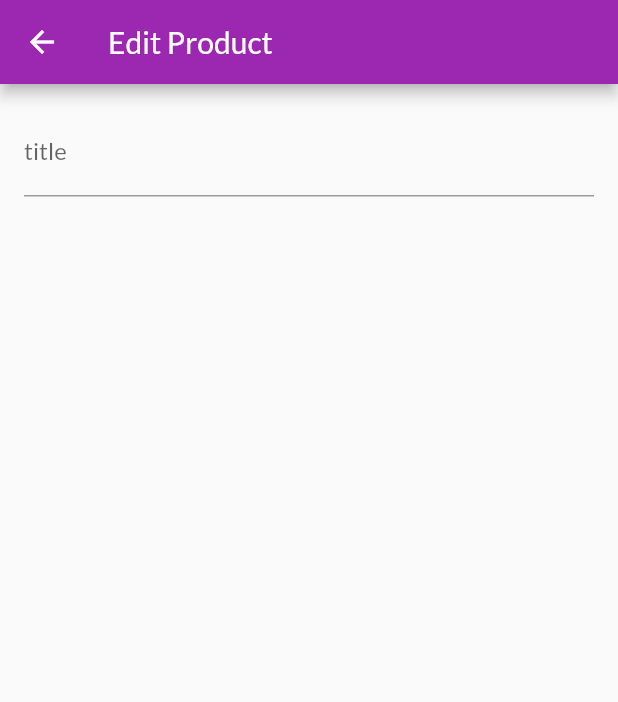
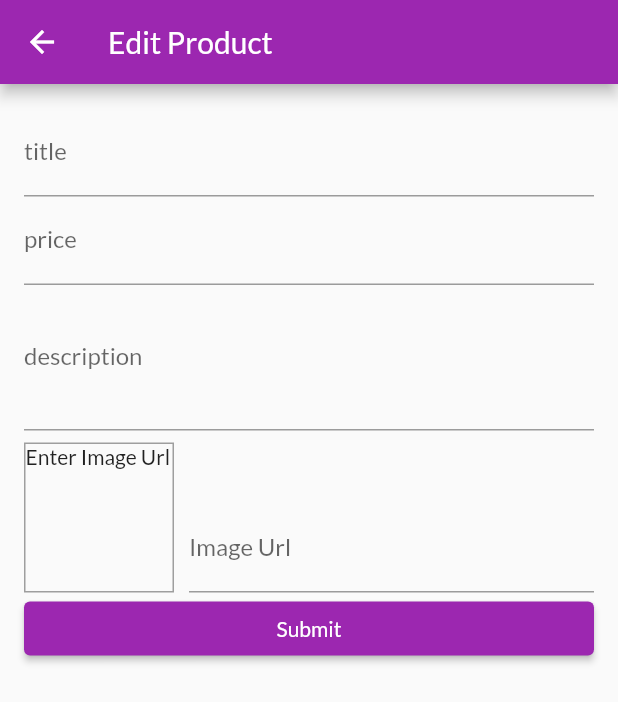
Before and after one commit to emperor006/Jumia-Clone, a Flutter app: the EditProductScreen screen opened directly, on a phone screen of 412 x 824 dp. Shown: the top 702 px of the screen. Run offline on Flutter 3.47's test engine with Material 2 defaults, Android fonts, the light colour scheme and no system bars; network calls fail.

Commit message:
added image preview before submiting

```diff
--- a/lib/main.dart
+++ b/lib/main.dart
@@ -4,6 +4,7 @@ import 'package:flutter/material.dart';
 import 'package:jumia/provider/Orders.dart';
 import 'package:jumia/provider/products_provider.dart';
 import 'package:jumia/screens/cart_screen.dart';
+import 'package:jumia/screens/edit_product_screen.dart';
 import 'package:jumia/screens/orders_screen.dart';
 import 'package:jumia/screens/product_detail_screen.dart';
 import 'package:jumia/screens/products_overview_screen.dart';
@@ -48,7 +49,8 @@ class MyApp extends StatelessWidget {
           CartScreen.routeName:(context) => CartScreen(),
           ProductDetailScreen.routeName: (ctx) => ProductDetailScreen(),
           OrdersScreen.routeName:(context) => OrdersScreen(),
-          UserProductScreen.routeName:(context) => UserProductScreen()
+          UserProductScreen.routeName:(context) => UserProductScreen(),
+          EditProductScreen.routeName:(context) => EditProductScreen()
           },
 
       ),
--- a/lib/screens/edit_product_screen.dart
+++ b/lib/screens/edit_product_screen.dart
@@ -1,4 +1,5 @@
 import 'package:flutter/material.dart';
+import 'package:jumia/provider/products.dart';
 
 class EditProductScreen extends StatefulWidget {
   static const routeName = '/edit-product';
@@ -9,6 +10,41 @@ class EditProductScreen extends StatefulWidget {
 }
 
 class _EditProductScreenState extends State<EditProductScreen> {
+  final _prideFocusNode = FocusNode();
+  final _descriptionFocusNode = FocusNode();
+  final _imageUrlController = TextEditingController();
+
+  final _formkey = GlobalKey<FormState>();
+  var _product =
+      Product(id: "", description: "", imageUrl: "", price: 0, title: "");
+
+  @override
+  void dispose() {
+    // TODO: implement dispose
+    _descriptionFocusNode.dispose();
+    _imageUrlController.dispose();
+    _imageUrlController.removeListener(() {});
+    _prideFocusNode.dispose();
+    super.dispose();
+  }
+
+  String text = "";
+  @override
+  void initState() {
+    super.initState();
+    // Start listening to changes.
+    _imageUrlController.addListener(() {
+      setState(() {
+        text = _imageUrlController.text;
+      });
+    });
+  }
+
+  void saveForm() {
+    _formkey.currentState!.save();
+
+  }
+
   @override
   Widget build(BuildContext context) {
     return Scaffold(
@@ -16,12 +52,86 @@ class _EditProductScreenState extends State<EditProductScreen> {
       body: Padding(
         padding: const EdgeInsets.all(16.0),
         child: Form(
+            key: _formkey,
             child: ListView(
               children: [
                 TextFormField(
+                  onSaved: ((newValue) => _product = Product(
+                      id: _product.id,
+                      description: _product.description,
+                      imageUrl: _product.imageUrl,
+                      price: _product.price,
+                      title: newValue.toString())),
                   textInputAction: TextInputAction.next,
-              decoration: InputDecoration(label: Text('title')),
+                  onFieldSubmitted: (_) =>
+                      FocusScope.of(context).requestFocus(_prideFocusNode),
+                  decoration: const InputDecoration(label: Text('title')),
+                ),
+                TextFormField(
+                  onSaved: ((newValue) => _product = Product(
+                      id: _product.id,
+                      description: _product.description,
+                      imageUrl: _product.imageUrl,
+                      price: double.parse(newValue.toString()),
+                      title: _product.title)),
+                  focusNode: _prideFocusNode,
+                  textInputAction: TextInputAction.next,
+                  keyboardType: TextInputType.number,
+                  onFieldSubmitted: (_) => FocusScope.of(context)
+                      .requestFocus(_descriptionFocusNode),
+                  decoration: const InputDecoration(label: Text('price')),
+                ),
+                TextFormField(
+                  onSaved: ((newValue) => _product = Product(
+                      id: _product.id,
+                      description: newValue.toString(),
+                      imageUrl: _product.imageUrl,
+                      price: _product.price,
+                      title: _product.title)),
+                  keyboardType: TextInputType.multiline,
+                  maxLines: 3,
+                  focusNode: _descriptionFocusNode,
+                  decoration: const InputDecoration(label: Text('description')),
+                ),
+                Row(
+                  crossAxisAlignment: CrossAxisAlignment.end,
+                  children: [
+                    Container(
+                      decoration:
+                          BoxDecoration(border: Border.all(color: Colors.grey)),
+                      height: 100,
+                      width: 100,
+                      margin: const EdgeInsets.only(
+                        top: 8,
+                        right: 10,
+                      ),
+                      child: text.isEmpty
+                          ? const Text('Enter Image Url')
+                          : FittedBox(
+                              child: Image.network(
+                                text,
+                                fit: BoxFit.cover,
+                              ),
+                            ),
+                    ),
+                    Expanded(
+                      child: TextFormField(
+                        onSaved: ((newValue) => _product = Product(
+                            id: _product.id,
+                            description: _product.description,
+                            imageUrl: newValue.toString(),
+                            price: _product.price,
+                            title: _product.title)),
+                        controller: _imageUrlController,
+                        decoration:
+                            const InputDecoration(label: Text('Image Url')),
+                        keyboardType: TextInputType.url,
+                        textInputAction: TextInputAction.done,
+                      ),
                     )
+                  ],
+                ),
+                ElevatedButton(onPressed: saveForm, child: const Text('Submit'))
               ],
             )),
       ),
```
Also changed, not shown: lib/screens/user_product_screen.dart (+8 -1 lines). Lines whose indentation alone changed are shown as unchanged.
